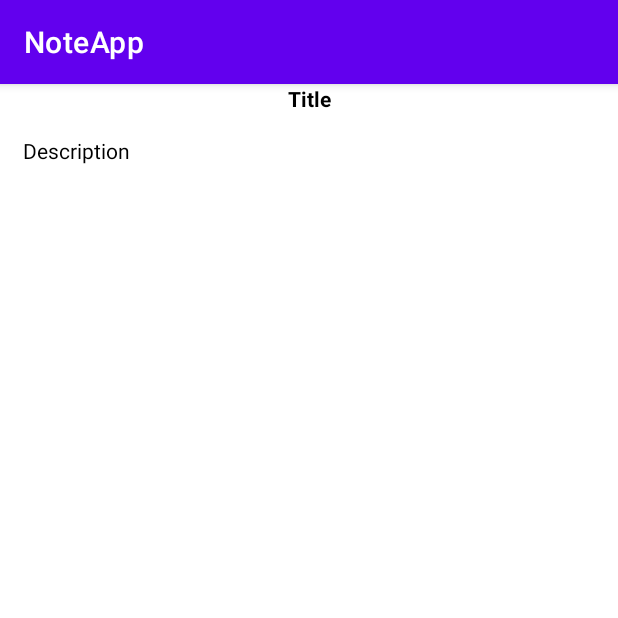
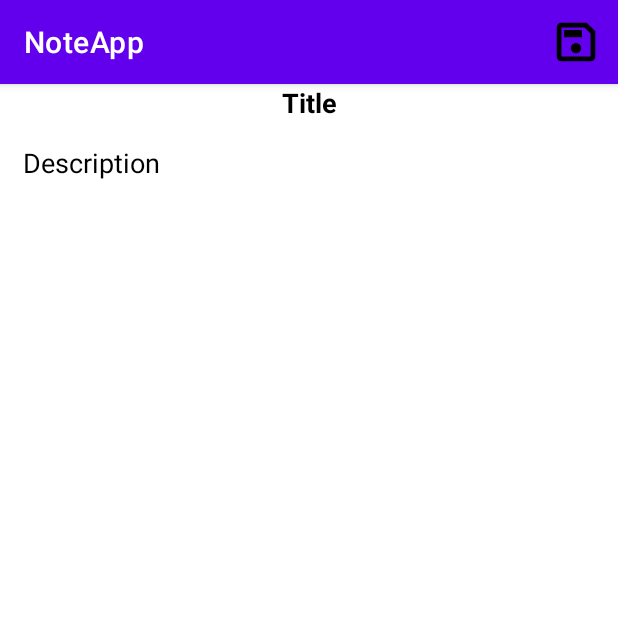
Before and after one commit to SurenOh/NoteApp, an Android app: the DetailFragment screen opened through its navigation route, on a phone screen of 412 x 824 dp, the top half of it. Run offline under Robolectric (Android 15) with nearby library versions, the phone set to English and light mode, and no system bars; our stand-ins replace Room's generated code; 3 statements that could not run were skipped.

Commit message:
second page
add viewModels, actionbar, savebutton

```diff
--- a/app/src/main/java/com/example/noteapp/MainActivity.kt
+++ b/app/src/main/java/com/example/noteapp/MainActivity.kt
@@ -2,6 +2,9 @@ package com.example.noteapp
 
 import androidx.appcompat.app.AppCompatActivity
 import android.os.Bundle
+import android.view.Menu
+import android.view.MenuInflater
+import android.view.MenuItem
 import com.example.noteapp.databinding.ActivityMainBinding
 
 class MainActivity : AppCompatActivity() {
@@ -12,5 +15,11 @@ class MainActivity : AppCompatActivity() {
         super.onCreate(savedInstanceState)
         binding = ActivityMainBinding.inflate(layoutInflater)
         setContentView(binding.root)
+
+    }
+
+    override fun onCreateOptionsMenu(menu: Menu?): Boolean {
+        menuInflater.inflate(R.menu.main_menu, menu)
+        return super.onCreateOptionsMenu(menu)
     }
 }
--- a/app/src/main/java/com/example/noteapp/database/dao/NoteDao.kt
+++ b/app/src/main/java/com/example/noteapp/database/dao/NoteDao.kt
@@ -16,6 +16,6 @@ interface NoteDao {
     @Update
     fun update(item: Note)
 
-    @Query("SELECT * FROM NOTE")
+    @Query("SELECT * FROM NOTE ORDER BY id DESC")
     fun getAllNotes(): LiveData<List<Note>>
 }
--- a/app/src/main/java/com/example/noteapp/database/entity/Note.kt
+++ b/app/src/main/java/com/example/noteapp/database/entity/Note.kt
@@ -2,13 +2,14 @@ package com.example.noteapp.database.entity
 
 import androidx.room.Entity
 import androidx.room.PrimaryKey
+import java.io.Serializable
 
 @Entity
 data class Note(
     var title: String,
     var description: String,
     var changeDate: Long,
-) {
+): Serializable {
     @PrimaryKey(autoGenerate = true)
     var id: Int = 0
 }
--- a/app/src/main/java/com/example/noteapp/di/appModule.kt
+++ b/app/src/main/java/com/example/noteapp/di/appModule.kt
@@ -5,6 +5,7 @@ import com.example.noteapp.App
 import com.example.noteapp.database.Database
 import com.example.noteapp.repository.NoteRepository
 import com.example.noteapp.repository.NoteRepositoryImpl
+import com.example.noteapp.screens.detail.DetailViewModel
 import com.example.noteapp.screens.home.HomeViewModel
 import org.koin.android.ext.koin.androidApplication
 import org.koin.android.ext.koin.androidContext
@@ -30,4 +31,5 @@ val applicationModule = module {
 
     //ViewModels
     viewModel { HomeViewModel(get()) }
+    viewModel { DetailViewModel(get()) }
 }
--- a/app/src/main/java/com/example/noteapp/repository/NoteRepository.kt
+++ b/app/src/main/java/com/example/noteapp/repository/NoteRepository.kt
@@ -6,7 +6,8 @@ import com.example.noteapp.database.entity.Note
 interface NoteRepository {
 
     fun getAllNotes(): LiveData<List<Note>>
-
     fun insert(note: Note)
+    fun update(note: Note)
+    fun delete(note: Note)
 
 }
--- a/app/src/main/java/com/example/noteapp/screens/detail/DetailFragment.kt
+++ b/app/src/main/java/com/example/noteapp/screens/detail/DetailFragment.kt
@@ -1,20 +1,47 @@
 package com.example.noteapp.screens.detail
 
 import android.os.Bundle
+import android.view.*
+import androidx.core.view.MenuProvider
 import androidx.fragment.app.Fragment
-import android.view.LayoutInflater
-import android.view.View
-import android.view.ViewGroup
+import androidx.lifecycle.Lifecycle
 import com.example.noteapp.R
+import com.example.noteapp.database.entity.Note
 import com.example.noteapp.databinding.FragmentDetailBinding
+import org.koin.androidx.viewmodel.ext.android.viewModel
 
 class DetailFragment : Fragment() {
+    private lateinit var binding: FragmentDetailBinding
 
-    private lateinit var binding: FragmentDetailBinding
+    private val viewModel: DetailViewModel by viewModel()
 
     override fun onCreateView(
         inflater: LayoutInflater, container: ViewGroup?, savedInstanceState: Bundle?): View? {
         binding = FragmentDetailBinding.inflate(inflater, container, false)
+
+        val note = arguments?.getSerializable("note") as Note
+        with(binding) {
+            title.setText(note.title)
+            description.setText(note.description)
+        }
+        val menuHost = requireActivity()
+
+        menuHost.addMenuProvider(object : MenuProvider {
+
+            override fun onCreateMenu(menu: Menu, menuInflater: MenuInflater) {
+                menu.findItem(R.id.saveButton).isVisible = true
+                menu.findItem(R.id.saveButton).isEnabled = true
+            }
+
+            override fun onMenuItemSelected(menuItem: MenuItem): Boolean {
+                if (menuItem.itemId == R.id.saveButton) {
+                    viewModel.updateNote(note, binding.title.text.toString(), binding.description.text.toString())
+                }
+                return true
+            }
+        }, viewLifecycleOwner, Lifecycle.State.RESUMED)
+
+
         return binding.root
     }
 
--- a/app/src/main/java/com/example/noteapp/screens/home/HomeAdapter.kt
+++ b/app/src/main/java/com/example/noteapp/screens/home/HomeAdapter.kt
@@ -6,10 +6,18 @@ import android.view.ViewGroup
 import androidx.recyclerview.widget.RecyclerView
 import com.example.noteapp.database.entity.Note
 import com.example.noteapp.databinding.NoteItemBinding
+import java.text.SimpleDateFormat
+import java.time.Instant
+import java.time.temporal.ChronoUnit
 import java.util.*
 
-class HomeAdapter(var notes: List<Note>): RecyclerView.Adapter<HomeAdapter.ViewHolder>() {
+class HomeAdapter(var notes: List<Note>) : RecyclerView.Adapter<HomeAdapter.ViewHolder>() {
     private lateinit var binding: NoteItemBinding
+
+    private val DEFAULT_FORMAT = SimpleDateFormat("dd.MM.yyyy")
+    private val TODAY_FORMAT = SimpleDateFormat("hh:mm")
+
+    var onClickNote: ((Note) -> Unit)? = null
 
     override fun getItemCount() = notes.size
 
@@ -22,21 +30,32 @@ class HomeAdapter(var notes: List<Note>): RecyclerView.Adapter<HomeAdapter.ViewH
         holder.bind(notes[position])
     }
 
-    inner class ViewHolder(private var binding: NoteItemBinding): RecyclerView.ViewHolder(binding.root) {
+    inner class ViewHolder(private var binding: NoteItemBinding) :
+        RecyclerView.ViewHolder(binding.root) {
 
         fun bind(note: Note) {
             with(binding) {
                 title.text = note.title
                 description.text = note.description
-                changeDate.text = Date(note.changeDate).toString()
+                changeDate.text = getFormat(note).format(Date(note.changeDate))
+                cardView.setOnClickListener { onClickNote?.invoke(note) }
             }
         }
 
     }
 
     @SuppressLint("NotifyDataSetChanged")
-    fun setAdapterNotes (newNotes: List<Note>) {
+    fun setAdapterNotes(newNotes: List<Note>) {
         notes = newNotes
         notifyDataSetChanged()
     }
+
+    fun getFormat(note: Note): SimpleDateFormat {
+        val startOfDay = Instant.now().truncatedTo(ChronoUnit.DAYS)
+        val noteDay = Date(note.changeDate).toInstant()
+        return if (noteDay.isAfter(startOfDay)) TODAY_FORMAT
+        else {
+            DEFAULT_FORMAT
+        }
+    }
 }
--- a/app/src/main/java/com/example/noteapp/screens/home/HomeFragment.kt
+++ b/app/src/main/java/com/example/noteapp/screens/home/HomeFragment.kt
@@ -1,12 +1,12 @@
 package com.example.noteapp.screens.home
 
 import android.os.Bundle
+import android.view.*
 import androidx.fragment.app.Fragment
-import android.view.LayoutInflater
-import android.view.View
-import android.view.ViewGroup
 import androidx.core.view.isVisible
+import androidx.navigation.fragment.findNavController
 import androidx.recyclerview.widget.LinearLayoutManager
+import com.example.noteapp.R
 import com.example.noteapp.databinding.FragmentHomeBinding
 import org.koin.androidx.viewmodel.ext.android.viewModel
 
@@ -44,6 +44,11 @@ class HomeFragment : Fragment() {
             adapter = this@HomeFragment.adapter
             layoutManager = LinearLayoutManager(requireContext(), LinearLayoutManager.VERTICAL, false)
         }
+        adapter.onClickNote = {note ->
+            val bundle = Bundle()
+            bundle.putSerializable("note", note)
+            findNavController().navigate(R.id.action_homeFragment_to_detailFragment, bundle)
+        }
     }
 
 }
--- a/app/src/main/java/com/example/noteapp/screens/home/HomeViewModel.kt
+++ b/app/src/main/java/com/example/noteapp/screens/home/HomeViewModel.kt
@@ -3,12 +3,9 @@ package com.example.noteapp.screens.home
 import androidx.lifecycle.ViewModel
 import com.example.noteapp.database.entity.Note
 import com.example.noteapp.repository.NoteRepository
-import java.text.SimpleDateFormat
 import java.util.*
 
 class HomeViewModel(private val noteRepository: NoteRepository): ViewModel() {
-    private val DEFAULT_FORMAT = SimpleDateFormat("dd.MM.yyyy")
-    private val TODAY_FORMAT = SimpleDateFormat("hh:mm")
     private val DEFAULT_TITLE = "Новая заметка"
 
     fun getAllNotes () = noteRepository.getAllNotes()
--- /dev/null
+++ b/app/src/main/res/drawable/ic_save.xml
@@ -0,0 +1,9 @@
+<vector xmlns:android="http://schemas.android.com/apk/res/android"
+    android:width="48dp"
+    android:height="48dp"
+    android:viewportWidth="48"
+    android:viewportHeight="48">
+  <path
+      android:fillColor="#FF000000"
+      android:pathData="M43.3,13.3v25.25q0,1.95 -1.4,3.325 -1.4,1.375 -3.35,1.375L9.45,43.25q-1.95,0 -3.325,-1.375Q4.75,40.5 4.75,38.55L4.75,9.45q0,-1.95 1.375,-3.35Q7.5,4.7 9.45,4.7L34.7,4.7ZM38.55,15.4L32.6,9.45L9.45,9.45v29.1h29.1ZM24,35.3q2.15,0 3.675,-1.525T29.2,30.1q0,-2.15 -1.525,-3.675T24,24.9q-2.15,0 -3.675,1.525T18.8,30.1q0,2.15 1.525,3.675T24,35.3ZM12.1,19.25L30,19.25L30,12.1L12.1,12.1ZM9.45,15.4v23.15,-29.1Z"/>
+</vector>
--- a/app/src/main/res/layout/fragment_detail.xml
+++ b/app/src/main/res/layout/fragment_detail.xml
@@ -6,7 +6,7 @@
     android:layout_height="match_parent"
     tools:context=".screens.detail.DetailFragment">
 
-    <TextView
+    <EditText
         android:id="@+id/title"
         android:layout_width="match_parent"
         android:layout_height="wrap_content"
@@ -16,6 +16,7 @@
         app:layout_constraintTop_toTopOf="parent"
         android:gravity="center"
         android:textColor="@color/black"
+        android:background="@android:color/transparent"
         android:textStyle="bold"/>
 
     <ScrollView
@@ -26,11 +27,14 @@
         app:layout_constraintStart_toStartOf="parent"
         app:layout_constraintTop_toBottomOf="@id/title"
         android:layout_margin="10dp">
-        <TextView
+        <EditText
+            android:id="@+id/description"
             android:layout_width="match_parent"
-            android:layout_height="0dp"
+            android:layout_height="match_parent"
             android:layout_margin="5dp"
             android:text="Description"
+            android:background="@android:color/transparent"
             android:textColor="@color/black"/>
     </ScrollView>
+
 </androidx.constraintlayout.widget.ConstraintLayout>
--- a/app/src/main/res/layout/note_item.xml
+++ b/app/src/main/res/layout/note_item.xml
@@ -1,6 +1,7 @@
 <?xml version="1.0" encoding="utf-8"?>
 <androidx.cardview.widget.CardView xmlns:android="http://schemas.android.com/apk/res/android"
     xmlns:app="http://schemas.android.com/apk/res-auto"
+    android:id="@+id/cardView"
     android:layout_width="match_parent"
     android:layout_height="wrap_content">
 
--- /dev/null
+++ b/app/src/main/res/menu/main_menu.xml
@@ -0,0 +1,12 @@
+<?xml version="1.0" encoding="utf-8"?>
+<menu xmlns:android="http://schemas.android.com/apk/res/android"
+    xmlns:app="http://schemas.android.com/apk/res-auto">
+
+    <item
+        android:id="@+id/saveButton"
+        android:icon="@drawable/ic_save"
+        android:title="@string/save"
+        app:showAsAction="always"
+        android:visible="false"/>
+
+</menu>
--- a/app/src/main/res/values/strings.xml
+++ b/app/src/main/res/values/strings.xml
@@ -2,4 +2,5 @@
     <string name="app_name">NoteApp</string>
     <!-- TODO: Remove or change this placeholder text -->
     <string name="hello_blank_fragment">Hello blank fragment</string>
+    <string name="save">Сохранить</string>
 </resources>
```
Also changed, not shown: app/src/main/java/com/example/noteapp/repository/NoteRepositoryImpl.kt (+8 -0 lines), app/src/main/java/com/example/noteapp/screens/detail/DetailViewModel.kt (added, +20 -0 lines).
